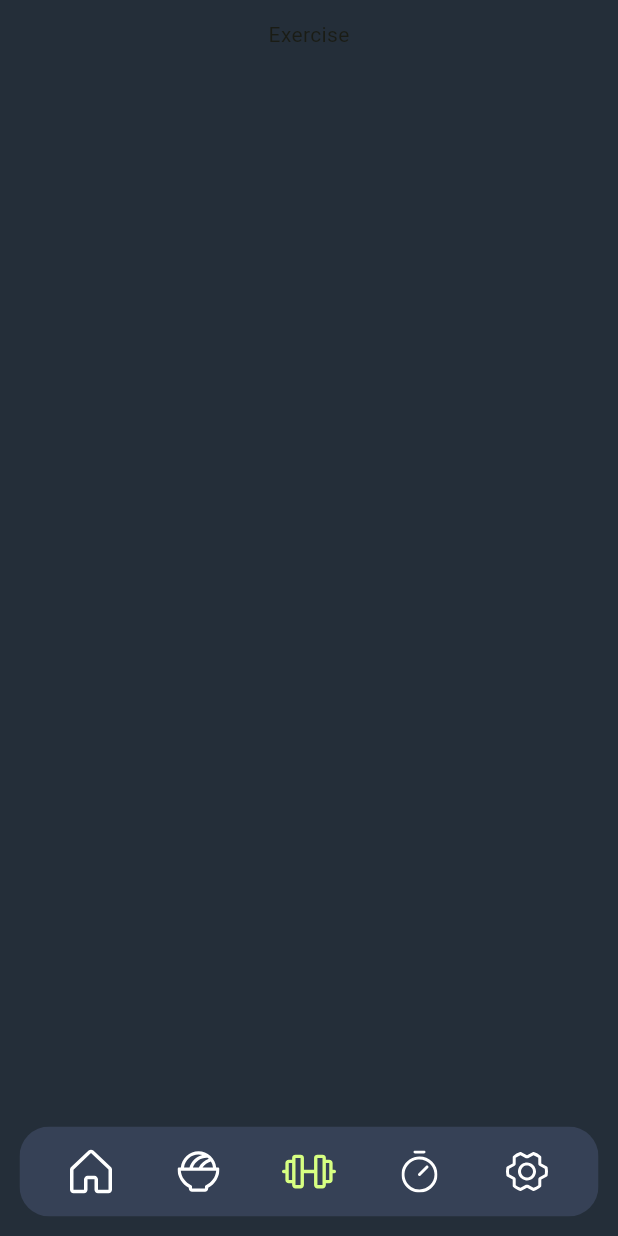
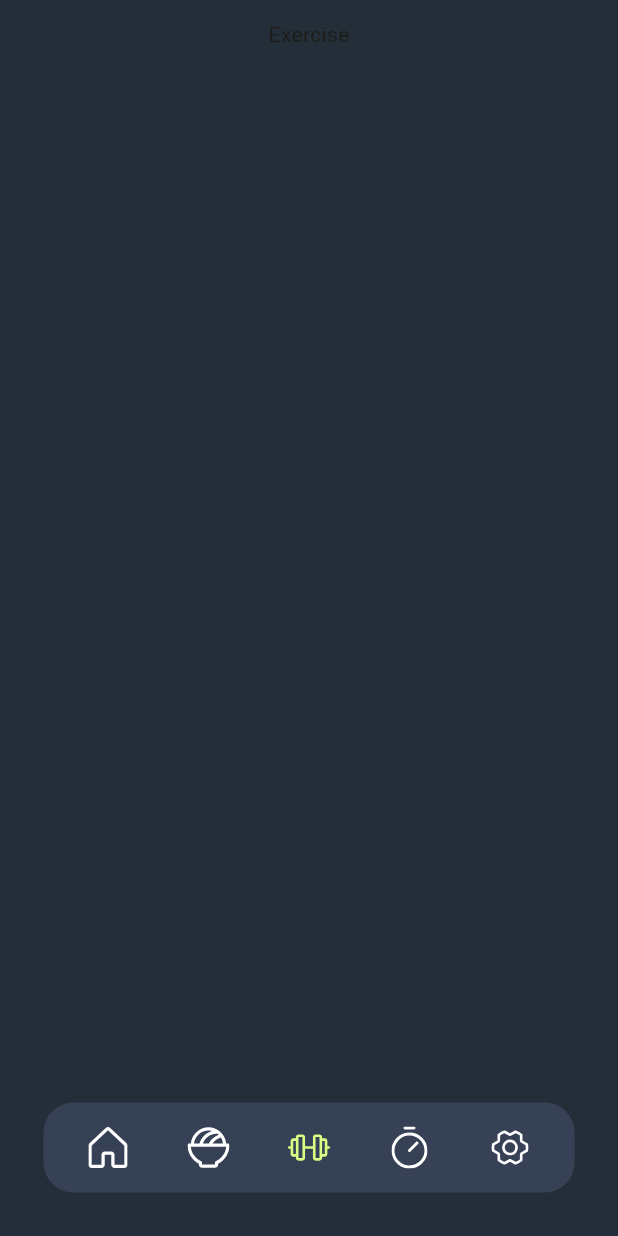
Before and after one commit to unlockway/unlockwayui, a Flutter app: the Exercise screen opened directly, on a phone screen of 412 x 824 dp. Run offline on Flutter 3.47's test engine with Material 2 defaults, Android fonts, the phone set to English and light mode, and no system bars; our stand-ins replace flutter_svg.

Commit message:
fix(bottom navigator): fixed the bottom navigator icon size and created drawer component

```diff
--- /dev/null
+++ b/lib/components/bottom_navigator.dart
@@ -0,0 +1,124 @@
+import 'package:flutter/material.dart';
+import 'package:flutter_svg/flutter_svg.dart';
+import 'package:unlockway/constants.dart';
+import 'package:unlockway/screens/home.dart';
+import 'package:unlockway/screens/config.dart';
+import 'package:unlockway/screens/exercises.dart';
+import 'package:unlockway/screens/meals.dart';
+import 'package:unlockway/screens/routine.dart';
+import 'package:unlockway/utils/navigation.dart';
+
+class UBottomNavigator extends StatelessWidget {
+  const UBottomNavigator(this.atual, {super.key});
+
+  final String atual;
+
+  @override
+  Widget build(BuildContext context) {
+    Color home = Colors.white;
+    Color meal = Colors.white;
+    Color exercise = Colors.white;
+    Color routine = Colors.white;
+    Color settings = Colors.white;
+
+    if (atual == "Home") {
+      home = Color(primary);
+    } else if (atual == "Meal") {
+      meal = Color(primary);
+    } else if (atual == "Exercise") {
+      exercise = Color(primary);
+    } else if (atual == "Routine") {
+      routine = Color(primary);
+    } else if (atual == "Settings") {
+      settings = Color(primary);
+    }
+
+    return SizedBox(
+      width: double.infinity,
+      child: Container(
+        width: double.infinity,
+        height: 60,
+        margin: const EdgeInsets.all(16),
+        decoration: BoxDecoration(
+          borderRadius: BorderRadius.circular(20),
+          color: Color(darkBglight),
+        ),
+        child: Row(
+          mainAxisAlignment: MainAxisAlignment.spaceEvenly,
+          children: [
+            IconButton(
+              onPressed: () {
+                navigatePage(
+                  context,
+                  const Home(),
+                );
+              },
+              icon: SvgPicture.asset(
+                "assets/icon/Home.svg",
+                width: 28,
+                height: 28,
+                colorFilter: ColorFilter.mode(home, BlendMode.srcIn),
+              ),
+            ),
+            IconButton(
+              onPressed: () {
+                navigatePage(
+                  context,
+                  const Meals(),
+                );
+              },
+              icon: SvgPicture.asset(
+                "assets/icon/Meal.svg",
+                width: 28,
+                height: 28,
+                colorFilter: ColorFilter.mode(meal, BlendMode.srcIn),
+              ),
+            ),
+            IconButton(
+              onPressed: () {
+                navigatePage(
+                  context,
+                  const Exercise(),
+                );
+              },
+              icon: SvgPicture.asset(
+                "assets/icon/exercise.svg",
+                width: 28,
+                height: 28,
+                colorFilter: ColorFilter.mode(exercise, BlendMode.srcIn),
+              ),
+            ),
+            IconButton(
+              onPressed: () {
+                navigatePage(
+                  context,
+                  const Routine(),
+                );
+              },
+              icon: SvgPicture.asset(
+                "assets/icon/time.svg",
+                width: 28,
+                height: 28,
+                colorFilter: ColorFilter.mode(routine, BlendMode.srcIn),
+              ),
+            ),
+            IconButton(
+              onPressed: () {
+                navigatePage(
+                  context,
+                  const Settings(),
+                );
+              },
+              icon: SvgPicture.asset(
+                "assets/icon/Settings.svg",
+                width: 28,
+                height: 28,
+                colorFilter: ColorFilter.mode(settings, BlendMode.srcIn),
+              ),
+            ),
+          ],
+        ),
+      ),
+    );
+  }
+}
--- a/lib/components/menus.dart
+++ /dev/null
@@ -1,148 +0,0 @@
-import 'package:flutter/material.dart';
-import 'package:flutter_svg/flutter_svg.dart';
-import 'package:unlockway/constants.dart';
-import 'package:unlockway/screens/home.dart';
-import 'package:unlockway/screens/config.dart';
-import 'package:unlockway/screens/exercises.dart';
-import 'package:unlockway/screens/meals.dart';
-import 'package:unlockway/screens/routine.dart';
-import 'package:unlockway/utils/navigation.dart';
-
-class Navbar extends StatelessWidget {
-  const Navbar(this.atual, {super.key});
-
-  final String atual;
-
-  @override
-  Widget build(BuildContext context) {
-    Color home = Colors.white;
-    Color meal = Colors.white;
-    Color exercise = Colors.white;
-    Color routine = Colors.white;
-    Color settings = Colors.white;
-
-    if (atual == "Home") {
-      home = Color(primary);
-    } else if (atual == "Meal") {
-      meal = Color(primary);
-    } else if (atual == "Exercise") {
-      exercise = Color(primary);
-    } else if (atual == "Routine") {
-      routine = Color(primary);
-    } else if (atual == "Settings") {
-      settings = Color(primary);
-    }
-
-    return SizedBox(
-      width: double.infinity,
-      child: ClipRRect(
-        borderRadius: BorderRadius.circular(20),
-        child: Container(
-          width: double.infinity,
-          color: Color(darkBglight),
-          height: 60,
-          child: Row(
-            mainAxisAlignment: MainAxisAlignment.spaceEvenly,
-            children: [
-              IconButton(
-                onPressed: () {
-                  navigatePage(
-                    context,
-                    const Home(),
-                  );
-                },
-                icon: SvgPicture.asset(
-                  "assets/icon/Home.svg",
-                  colorFilter: ColorFilter.mode(home, BlendMode.srcIn),
-                ),
-              ),
-              IconButton(
-                onPressed: () {
-                  navigatePage(
-                    context,
-                    const Meals(),
-                  );
-                },
-                icon: SvgPicture.asset(
-                  "assets/icon/Meal.svg",
-                  colorFilter: ColorFilter.mode(meal, BlendMode.srcIn),
-                ),
-              ),
-              IconButton(
-                onPressed: () {
-                  navigatePage(
-                    context,
-                    const Exercise(),
-                  );
-                },
-                icon: SvgPicture.asset(
-                  "assets/icon/exercise.svg",
-                  colorFilter: ColorFilter.mode(exercise, BlendMode.srcIn),
-                ),
-              ),
-              IconButton(
-                onPressed: () {
-                  navigatePage(
-                    context,
-                    const Routine(),
-                  );
-                },
-                icon: SvgPicture.asset(
-                  "assets/icon/time.svg",
-                  colorFilter: ColorFilter.mode(routine, BlendMode.srcIn),
-                ),
-              ),
-              IconButton(
-                onPressed: () {
-                  navigatePage(
-                    context,
-                    const Settings(),
-                  );
-                },
-                icon: SvgPicture.asset(
-                  "assets/icon/Settings.svg",
-                  colorFilter: ColorFilter.mode(settings, BlendMode.srcIn),
-                ),
-              ),
-            ],
-          ),
-        ),
-      ),
-    );
-  }
-}
-
-class LayoutMenu extends StatelessWidget {
-  const LayoutMenu({super.key});
-
-  @override
-  Widget build(BuildContext context) {
-    return Container(
-      margin: const EdgeInsets.only(bottom: 20),
-      child: Row(
-        children: [
-          Padding(
-              padding: const EdgeInsets.only(right: 15, left: 3),
-              child: IconButton(
-                icon: SvgPicture.asset(
-                  "assets/icon/hamburguer.svg",
-                ),
-                onPressed: () {},
-              )),
-          RichText(
-            text: const TextSpan(
-              text: 'Olá,',
-              style: TextStyle(fontSize: 16, color: Colors.white),
-              children: <TextSpan>[
-                TextSpan(
-                  text: ' Daniel',
-                  style: TextStyle(fontSize: 18, fontWeight: FontWeight.w600),
-                ),
-              ],
-            ),
-          ),
-        ],
-      ),
-    );
-  }
-}
--- a/lib/screens/config.dart
+++ b/lib/screens/config.dart
@@ -1,6 +1,6 @@
 import 'package:flutter/material.dart';
 import 'package:unlockway/constants.dart';
-import 'package:unlockway/components/menus.dart';
+import 'package:unlockway/components/bottom_navigator.dart';
 
 class Settings extends StatelessWidget {
   const Settings({super.key});
@@ -16,7 +16,7 @@ class Settings extends StatelessWidget {
           mainAxisAlignment: MainAxisAlignment.spaceBetween,
           children: [
             Text("Config"),
-            Navbar("Settings"),
+            UBottomNavigator("Settings"),
           ],
         ),
       ),
--- a/lib/screens/exercises.dart
+++ b/lib/screens/exercises.dart
@@ -1,6 +1,6 @@
 import 'package:flutter/material.dart';
 import 'package:unlockway/constants.dart';
-import 'package:unlockway/components/menus.dart';
+import 'package:unlockway/components/bottom_navigator.dart';
 
 class Exercise extends StatelessWidget {
   const Exercise({super.key});
@@ -16,7 +16,7 @@ class Exercise extends StatelessWidget {
           mainAxisAlignment: MainAxisAlignment.spaceBetween,
           children: [
             Text("Exercise"),
-            Navbar("Exercise"),
+            UBottomNavigator("Exercise"),
           ],
         ),
       ),
--- a/lib/screens/meals.dart
+++ b/lib/screens/meals.dart
@@ -1,6 +1,6 @@
 import 'package:flutter/material.dart';
 import 'package:unlockway/constants.dart';
-import 'package:unlockway/components/menus.dart';
+import 'package:unlockway/components/bottom_navigator.dart';
 
 class Meals extends StatelessWidget {
   const Meals({super.key});
@@ -16,7 +16,7 @@ class Meals extends StatelessWidget {
           mainAxisAlignment: MainAxisAlignment.spaceBetween,
           children: [
             Text("Meals"),
-            Navbar("Meal"),
+            UBottomNavigator("Meal"),
           ],
         ),
       ),
--- a/lib/screens/routine.dart
+++ b/lib/screens/routine.dart
@@ -1,6 +1,6 @@
 import 'package:flutter/material.dart';
 import 'package:unlockway/constants.dart';
-import 'package:unlockway/components/menus.dart';
+import 'package:unlockway/components/bottom_navigator.dart';
 
 class Routine extends StatelessWidget {
   const Routine({super.key});
@@ -16,7 +16,7 @@ class Routine extends StatelessWidget {
           mainAxisAlignment: MainAxisAlignment.spaceBetween,
           children: [
             Text("Routine"),
-            Navbar("Routine"),
+            UBottomNavigator("Routine"),
           ],
         ),
       ),
```
Also changed, not shown: lib/components/drawer.dart (added, +17 -0 lines), lib/screens/home.dart (+20 -4 lines), lib/components/labels.dart (deleted).
